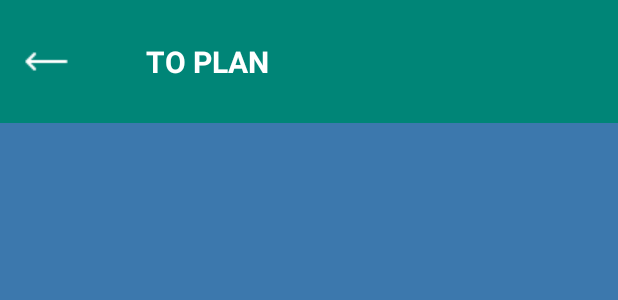
After one commit to sergiger/PillRecordPISProject, an Android app: the layout activity_pillplanificar.xml on its own in the app's theme, with its tools: preview values and no code run, on a phone screen of 412 x 824 dp. The commit adds this screen. Shown: the top 300 px of the screen. Run offline under Robolectric (Android 15) with nearby library versions, the phone set to English and light mode, and no system bars.

Commit message:
Starting pill fragment + fixes

```diff
--- a/app/src/main/AndroidManifest.xml
+++ b/app/src/main/AndroidManifest.xml
@@ -10,7 +10,8 @@
         android:roundIcon="@mipmap/ic_launcher_round"
         android:supportsRtl="true"
         android:theme="@style/AppTheme">
-        <activity android:name=".ui.settings.legalInformation.myAccount"></activity>
+        <activity android:name=".ui.Pill.Pillplanificar"></activity>
+        <activity android:name=".ui.settings.legalInformation.myAccount" />
         <activity android:name=".ui.settings.legalInformation.privacy" />
         <activity android:name=".ui.settings.legalInformation.userRequirements" />
         <activity android:name=".ui.settings.legalInformation.smartPatients" />
--- /dev/null
+++ b/app/src/main/res/layout/activity_pillplanificar.xml
@@ -0,0 +1,47 @@
+<?xml version="1.0" encoding="utf-8"?>
+<android.support.constraint.ConstraintLayout xmlns:android="http://schemas.android.com/apk/res/android"
+    xmlns:app="http://schemas.android.com/apk/res-auto"
+    xmlns:tools="http://schemas.android.com/tools"
+    android:layout_width="match_parent"
+    android:layout_height="match_parent"
+    tools:context=".ui.Pill.Pillplanificar"
+    android:background="@color/colorApp3">
+
+    <LinearLayout
+        android:weightSum="40"
+        android:gravity="top"
+        android:orientation="vertical"
+        android:layout_height="match_parent"
+        android:layout_width="match_parent">
+
+        <android.support.v7.widget.Toolbar
+            android:id="@+id/toolbar2"
+            android:layout_width="match_parent"
+            android:layout_height="0dp"
+            android:layout_weight="4"
+            android:background="?attr/colorPrimary"
+            android:minHeight="?attr/actionBarSize"
+            android:theme="?attr/actionBarTheme"
+            app:layout_constraintEnd_toEndOf="parent"
+            app:layout_constraintStart_toStartOf="parent"
+            app:layout_constraintTop_toTopOf="parent"
+            >
+
+            <ImageButton
+                android:id="@+id/left_arrow"
+                android:layout_width="wrap_content"
+                android:layout_height="wrap_content"
+                android:background="@drawable/arrow_left2"></ImageButton>
+
+            <TextView
+                android:layout_width="wrap_content"
+                android:layout_height="wrap_content"
+                android:text="           TO PLAN"
+                android:textColor="@color/cardview_light_background"
+                android:textSize="20dp"
+                android:textStyle="bold"
+                ></TextView>
+        </android.support.v7.widget.Toolbar>
+    </LinearLayout>
+
+</android.support.constraint.ConstraintLayout>
```
Also changed, not shown: app/src/main/java/com/example/afontgou17alumnes/mypillrecord/ui/Pill/Pill_fragment.kt (+9 -7 lines), app/src/main/java/com/example/afontgou17alumnes/mypillrecord/ui/Pill/Pillplanificar.kt (added, +18 -0 lines), app/src/main/java/com/example/afontgou17alumnes/mypillrecord/ui/Pill/pillPlanificar_fragment.kt (deleted, +0 -61 lines), app/src/main/res/layout/fragment_pill_planificar_fragment.xml (deleted, +0 -14 lines), app/src/main/res/layout/pill_fragment_fragment.xml (+8 -11 lines), app/src/main/res/drawable/arrow_left2.png (added), app/src/main/res/drawable/left_arrow.png (added).
